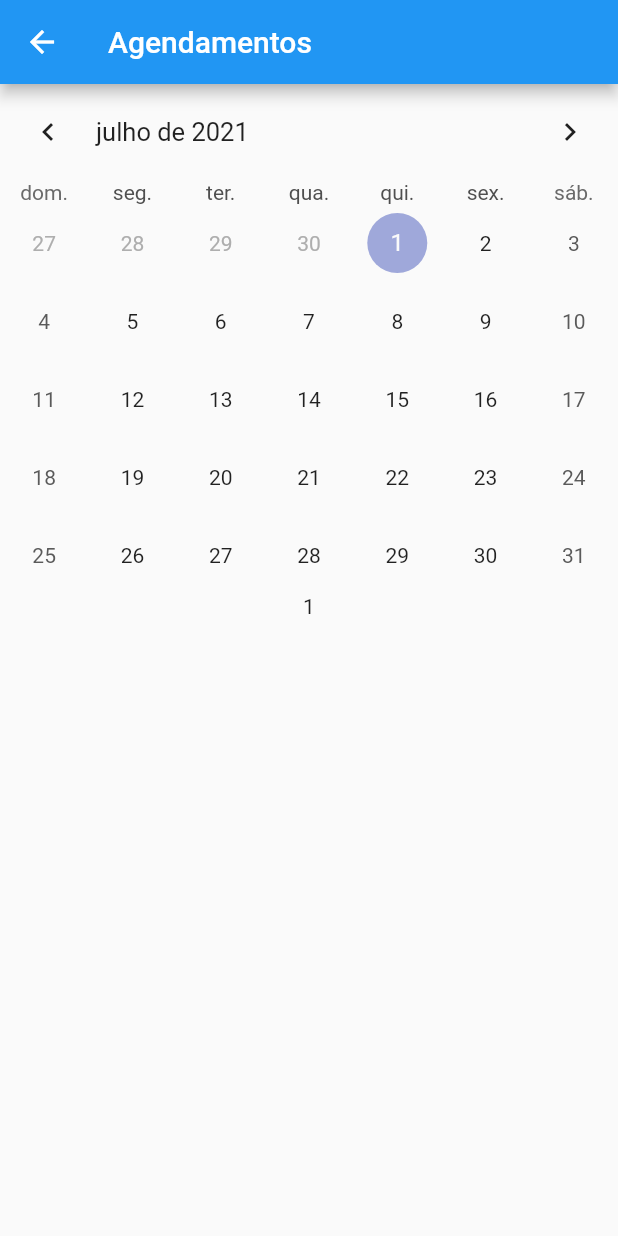
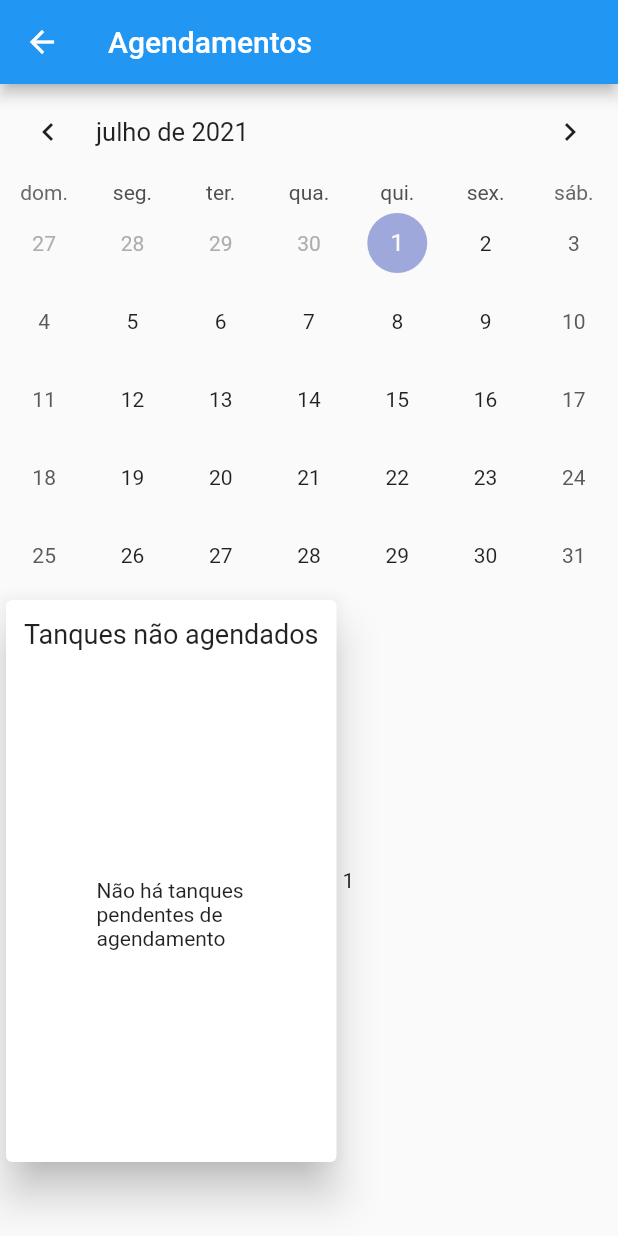
Before and after one commit to r3soares/agendamentoVTR, a Flutter app: the AgendamentoPage screen opened by its route, on a phone screen of 412 x 824 dp. Run offline on Flutter 3.47's test engine with Material 2 defaults, Android fonts, the phone set to English and light mode, and no system bars; drawn by our look-alikes of table_calendar; our stand-ins replace file_picker, flutter_modular, flutter_triple.

Commit message:
Adicionado lista de tanques não agendados

```diff
--- a/src/agendamento_vtr/lib/app/app_module.dart
+++ b/src/agendamento_vtr/lib/app/app_module.dart
@@ -1,14 +1,14 @@
+import 'package:agendamento_vtr/app/repository.dart';
 import 'package:flutter_modular/flutter_modular.dart';
 
 import 'modules/home/home_module.dart';
 
 class AppModule extends Module {
   @override
-  final List<Bind> binds = [];
+  final List<Bind> binds = [Bind.lazySingleton((i) => Repository())];
 
   @override
   final List<ModularRoute> routes = [
     ModuleRoute(Modular.initialRoute, module: HomeModule()),
   ];
-
 }
--- a/src/agendamento_vtr/lib/app/modules/agendamento/models/agenda.dart
+++ b/src/agendamento_vtr/lib/app/modules/agendamento/models/agenda.dart
@@ -2,7 +2,7 @@ import 'package:agendamento_vtr/app/modules/tanque/models/tanque.dart';
 
 class Agenda {
   final DateTime _data;
-  List<Tanque> _tanques = List.empty(growable: true);
+  List<String> _tanques = List.empty(growable: true);
 
   Agenda(this._data);
 
@@ -10,7 +10,7 @@ class Agenda {
 
   get tanques => this._tanques;
 
-  addTanque(Tanque value) {
+  addTanque(String value) {
     _tanques.add(value);
   }
 
--- a/src/agendamento_vtr/lib/app/modules/agendamento/pages/agendamento_page.dart
+++ b/src/agendamento_vtr/lib/app/modules/agendamento/pages/agendamento_page.dart
@@ -1,6 +1,7 @@
 import 'package:agendamento_vtr/app/modules/agendamento/agenda_store.dart';
 import 'package:agendamento_vtr/app/modules/agendamento/widgets/agenda_do_dia_widget.dart';
 import 'package:agendamento_vtr/app/modules/agendamento/widgets/calendario_widget.dart';
+import 'package:agendamento_vtr/app/modules/agendamento/widgets/tanques_pendentes_widget.dart';
 import 'package:flutter/material.dart';
 import 'package:flutter_modular/flutter_modular.dart';
 import 'package:flutter_triple/flutter_triple.dart';
@@ -17,15 +18,40 @@ class _AgendamentoPageState extends State<AgendamentoPage> {
 
   @override
   Widget build(BuildContext context) {
+    final size = MediaQuery.of(context).size;
     return Scaffold(
       appBar: AppBar(
         title: Text('Agendamentos'),
       ),
       body: Column(children: [
         CalendarioWidget(),
-        ScopedBuilder(
-          store: agendaStore,
-          onState: (_, state) => AgendaDoDiaWidget(),
+        Row(
+          children: [
+            Card(
+              elevation: 12,
+              child: Column(
+                children: [
+                  Padding(
+                    padding: const EdgeInsets.all(12.0),
+                    child: Text(
+                      'Tanques não agendados',
+                      style: TextStyle(fontSize: 18),
+                    ),
+                  ),
+                  Container(
+                      alignment: Alignment.center,
+                      padding: EdgeInsets.all(12),
+                      width: size.width * .3,
+                      height: size.height * .4,
+                      child: TanquesPendentesWidget())
+                ],
+              ),
+            ),
+            ScopedBuilder(
+              store: agendaStore,
+              onState: (_, state) => AgendaDoDiaWidget(),
+            )
+          ],
         )
       ]),
     );
--- /dev/null
+++ b/src/agendamento_vtr/lib/app/modules/agendamento/widgets/tanques_pendentes_widget.dart
@@ -0,0 +1,27 @@
+import 'package:agendamento_vtr/app/repository.dart';
+import 'package:flutter/material.dart';
+import 'package:flutter_modular/flutter_modular.dart';
+import 'package:intl/intl.dart';
+
+class TanquesPendentesWidget extends StatelessWidget {
+  final tanques =
+      Modular.get<Repository>().tanques.where((t) => t?.agenda == null);
+  TanquesPendentesWidget({Key? key}) : super(key: key);
+  final formatoData = 'dd/MM/yy (HH:mm)';
+
+  @override
+  Widget build(BuildContext context) {
+    return tanques.isNotEmpty
+        ? ListView.builder(
+            scrollDirection: Axis.vertical,
+            itemCount: tanques.length,
+            itemBuilder: (BuildContext context, int index) {
+              final data = DateFormat(formatoData)
+                  .format(tanques.elementAt(index)!.dataRegistro);
+              return Center(
+                  child: Text('$data : ${tanques.elementAt(index)?.placa}'));
+            },
+          )
+        : Text('Não há tanques pendentes de agendamento');
+  }
+}
--- a/src/agendamento_vtr/lib/app/modules/tanque/models/proprietario.dart
+++ b/src/agendamento_vtr/lib/app/modules/tanque/models/proprietario.dart
@@ -8,10 +8,10 @@ class Proprietario extends ChangeNotifier {
   String _email = '';
   String? _oficina;
 
-  final List<Tanque> _tanques = List.empty(growable: true);
+  final List<String> _tanques = List.empty(growable: true);
 
-  void addTanque(Tanque t) {
-    _tanques.add(t);
+  void addTanque(String placa) {
+    _tanques.add(placa);
     notifyListeners();
   }
 
--- a/src/agendamento_vtr/lib/app/modules/tanque/models/tanque.dart
+++ b/src/agendamento_vtr/lib/app/modules/tanque/models/tanque.dart
@@ -1,25 +1,30 @@
 import 'package:agendamento_vtr/app/modules/tanque/models/arquivo.dart';
 import 'package:agendamento_vtr/app/modules/tanque/models/compartimento.dart';
-import 'package:agendamento_vtr/app/modules/tanque/models/proprietario.dart';
 
 class Tanque {
   String _placa = '';
   bool _isZero = false;
   Arquivo? _doc;
+  DateTime _dataRegistro = DateTime.now();
   //CNPJ_CPF
   String? _proprietario;
+  DateTime? _agenda;
   //String? _bitrem;
 
   String get placa => _placa;
   bool get isZero => this._isZero;
   Arquivo? get doc => this._doc;
+  DateTime get dataRegistro => this._dataRegistro;
   String? get proprietario => this._proprietario;
+  DateTime? get agenda => this._agenda;
   //String? get bitrem => _bitrem;
 
   set placa(value) => this._placa = value;
   set isZero(value) => this._isZero = value;
   set doc(value) => this._doc = value;
+  set dataRegistro(DateTime value) => this._dataRegistro = value;
   set proprietario(String? value) => this._proprietario = value;
+  set agenda(DateTime? value) => this._agenda = value;
   //set bitrem(value) => this._bitrem = value;
 
   List<Compartimento> compartimentos = [Compartimento('C1')];
--- a/src/agendamento_vtr/lib/app/modules/tanque/pages/tanque_page.dart
+++ b/src/agendamento_vtr/lib/app/modules/tanque/pages/tanque_page.dart
@@ -1,4 +1,4 @@
-import 'package:agendamento_vtr/app/modules/tanque/widgets/formulario_widget.dart';
+import 'package:agendamento_vtr/app/modules/tanque/widgets/proprietario_widget.dart';
 import 'package:flutter/material.dart';
 
 class TanquePage extends StatefulWidget {
@@ -20,7 +20,7 @@ class TanquePageState extends State<TanquePage> {
           Container(
             margin: EdgeInsets.all(12),
             alignment: Alignment.topLeft,
-            child: const FormularioWidget(),
+            child: const ProprietarioWidget(),
           )
         ],
       ),
--- a/src/agendamento_vtr/lib/app/modules/tanque/tanque_module.dart
+++ b/src/agendamento_vtr/lib/app/modules/tanque/tanque_module.dart
@@ -1,5 +1,6 @@
 import 'package:agendamento_vtr/app/modules/tanque/models/proprietario.dart';
 import 'package:agendamento_vtr/app/modules/tanque/pages/tanque_page.dart';
+import 'package:agendamento_vtr/app/repository.dart';
 import 'package:flutter_modular/flutter_modular.dart';
 
 class TanqueModule extends Module {
--- /dev/null
+++ b/src/agendamento_vtr/lib/app/repository.dart
@@ -0,0 +1,21 @@
+import 'package:agendamento_vtr/app/modules/tanque/models/proprietario.dart';
+import 'package:agendamento_vtr/app/modules/tanque/models/tanque.dart';
+
+class Repository {
+  List<Tanque?> _tanques = List.empty(growable: true);
+  List<Proprietario?> _proprietarios = List.empty(growable: true);
+
+  List<Tanque?> get tanques => _tanques;
+  List<Proprietario?> get proprietarios => _proprietarios;
+
+  addTanque(value) => _tanques.add(value);
+  addProprietario(value) => proprietarios.add(value);
+
+  removeTanque(value) => _tanques.remove(value);
+  removeProprietario(value) => _proprietarios.remove(value);
+
+  Tanque? findTanque(String placa) =>
+      _tanques.firstWhere((t) => t?.placa == placa, orElse: () => null);
+  Proprietario? findProprietario(String cnpjCpf) =>
+      _proprietarios.firstWhere((t) => t?.cnpj == cnpjCpf, orElse: () => null);
+}
```
Also changed, not shown: src/agendamento_vtr/lib/app/modules/tanque/pages/tanque_dialog.dart (+6 -1 lines), src/agendamento_vtr/lib/app/modules/tanque/widgets/proprietario_widget.dart (renamed from src/agendamento_vtr/lib/app/modules/tanque/widgets/formulario_widget.dart, +20 -13 lines), 1 other file.
